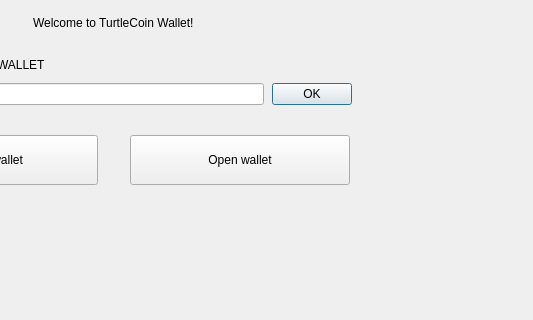
Above: src/Gui/NoWallet/NoWalletFrame.ui from lapolinarweb/ooze-wallet before the change; both pictures show x 305 to 838 and y 154 to 474 of the 838 by 660 pixel window. Below: the same form after it.
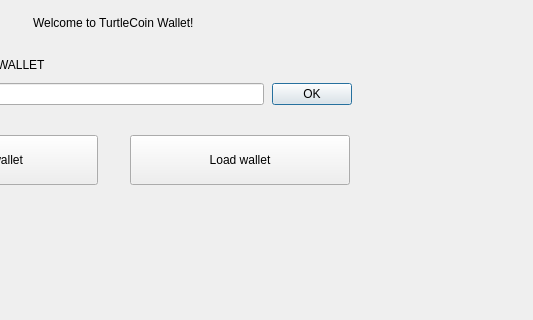
That is the form after the change. Custom widgets are drawn as their Qt base class.

Commit message:
change button text
Change "Open wallet" to "Load wallet" cause i repeatable am to stupid to not click it when starting the client

```diff
--- a/src/Gui/NoWallet/NoWalletFrame.ui
+++ b/src/Gui/NoWallet/NoWalletFrame.ui
@@ -293,7 +293,7 @@
         </size>
        </property>
        <property name="text">
-        <string>Open wallet</string>
+        <string>Load wallet</string>
        </property>
       </widget>
      </item>
```
